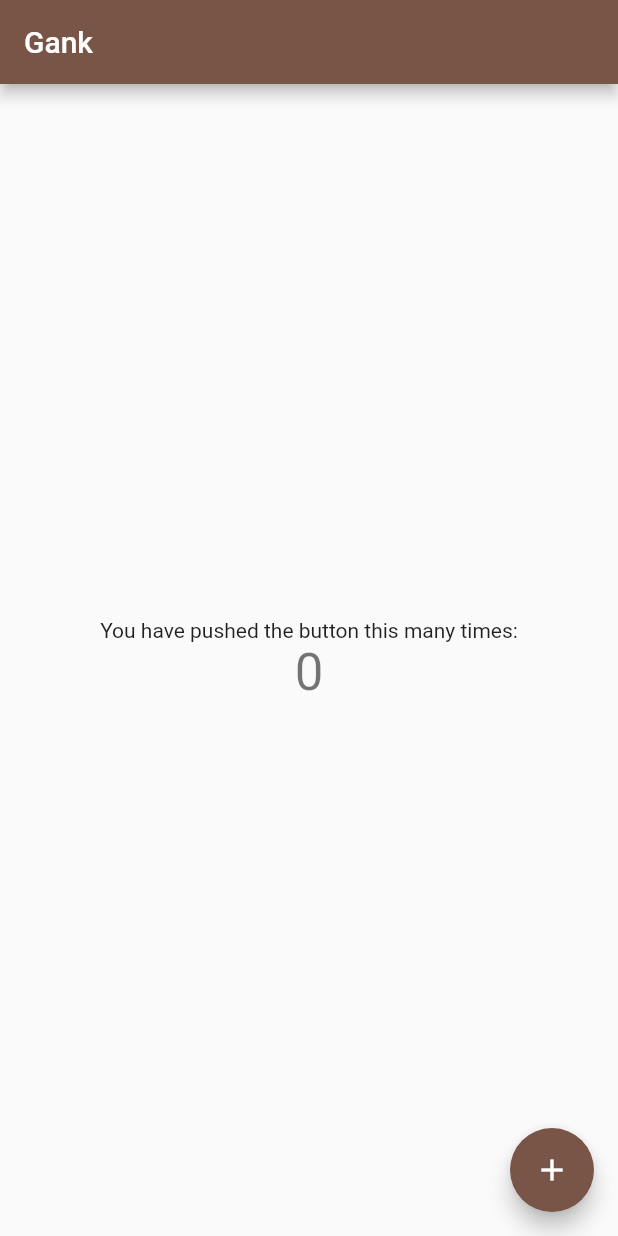
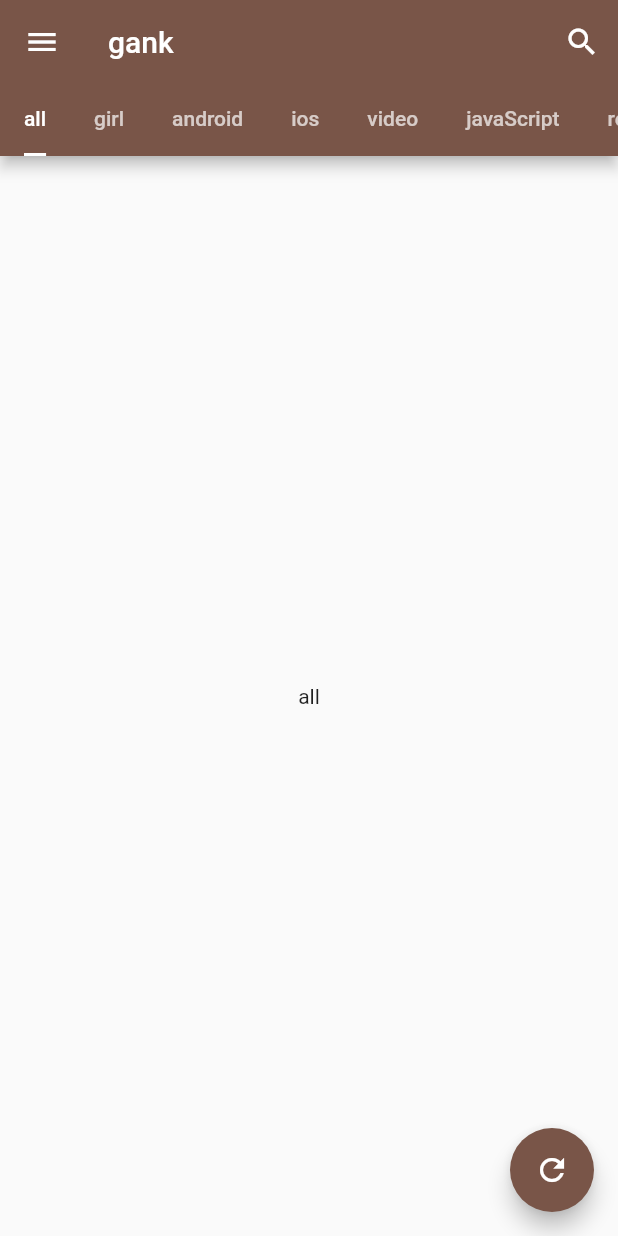
Before and after one commit to dongjunkun/flutter_gank, a Flutter app: the screen it shows after launch, on a phone screen of 412 x 824 dp. Run offline on Flutter 3.47's test engine with Material 2 defaults, Android fonts, the phone set to English and light mode, and no system bars; statements that could not run were skipped.

Commit message:
基础框架搭建

```diff
--- a/lib/main.dart
+++ b/lib/main.dart
@@ -1,109 +1,100 @@
 import 'package:flutter/material.dart';
+import 'package:gank_app/search_page.dart';
 
 void main() => runApp(new MyApp());
 
 class MyApp extends StatelessWidget {
-  // This widget is the root of your application.
   @override
   Widget build(BuildContext context) {
+    MaterialPageRoute.debugEnableFadingRoutes = true;
     return new MaterialApp(
       title: 'Gank',
       theme: new ThemeData(
-        // This is the theme of your application.
-        //
-        // Try running your application with "flutter run". You'll see the
-        // application has a blue toolbar. Then, without quitting the app, try
-        // changing the primarySwatch below to Colors.green and then invoke
-        // "hot reload" (press "r" in the console where you ran "flutter run",
-        // or press Run > Flutter Hot Reload in IntelliJ). Notice that the
-        // counter didn't reset back to zero; the application is not restarted.
         primarySwatch: Colors.brown,
       ),
-      home: new MyHomePage(title: 'Gank'),
+      initialRoute: '/',
+      routes: {
+        '/': (context) => MyHomePage(),
+        '/search': (context) => SearchPage()
+      },
     );
   }
 }
 
 class MyHomePage extends StatefulWidget {
-  MyHomePage({Key key, this.title}) : super(key: key);
-
-  // This widget is the home page of your application. It is stateful, meaning
-  // that it has a State object (defined below) that contains fields that affect
-  // how it looks.
-
-  // This class is the configuration for the state. It holds the values (in this
-  // case the title) provided by the parent (in this case the App widget) and
-  // used by the build method of the State. Fields in a Widget subclass are
-  // always marked "final".
-
-  final String title;
-
   @override
   _MyHomePageState createState() => new _MyHomePageState();
 }
 
 class _MyHomePageState extends State<MyHomePage> {
   int _counter = 0;
-
-  void _incrementCounter() {
-    setState(() {
-      // This call to setState tells the Flutter framework that something has
-      // changed in this State, which causes it to rerun the build method below
-      // so that the display can reflect the updated values. If we changed
-      // _counter without calling setState(), then the build method would not be
-      // called again, and so nothing would appear to happen.
-      _counter++;
-    });
-  }
+  GlobalKey<ScaffoldState> _globalKey = GlobalKey();
 
   @override
   Widget build(BuildContext context) {
-    // This method is rerun every time setState is called, for instance as done
-    // by the _incrementCounter method above.
-    //
-    // The Flutter framework has been optimized to make rerunning build methods
-    // fast, so that you can just rebuild anything that needs updating rather
-    // than having to individually change instances of widgets.
-    return new Scaffold(
-      appBar: new AppBar(
-        // Here we take the value from the MyHomePage object that was created by
-        // the App.build method, and use it to set our appbar title.
-        title: new Text(widget.title),
-      ),
-      body: new Center(
-        // Center is a layout widget. It takes a single child and positions it
-        // in the middle of the parent.
-        child: new Column(
-          // Column is also layout widget. It takes a list of children and
-          // arranges them vertically. By default, it sizes itself to fit its
-          // children horizontally, and tries to be as tall as its parent.
-          //
-          // Invoke "debug paint" (press "p" in the console where you ran
-          // "flutter run", or select "Toggle Debug Paint" from the Flutter tool
-          // window in IntelliJ) to see the wireframe for each widget.
-          //
-          // Column has various properties to control how it sizes itself and
-          // how it positions its children. Here we use mainAxisAlignment to
-          // center the children vertically; the main axis here is the vertical
-          // axis because Columns are vertical (the cross axis would be
-          // horizontal).
-          mainAxisAlignment: MainAxisAlignment.center,
-          children: <Widget>[
-            new Text(
-              'You have pushed the button this many times:',
-            ),
-            new Text(
-              '$_counter',
-              style: Theme.of(context).textTheme.display1,
-            ),
+    return new DefaultTabController(
+      length: 9,
+      child: new Scaffold(
+        key: _globalKey,
+        appBar: new AppBar(
+          title: new Text('gank'),
+          leading: IconButton(
+            onPressed: () {
+              setState(() {
+                _globalKey.currentState.openDrawer();
+              });
+            },
+            icon: Icon(Icons.menu),
+          ),
+          actions: <Widget>[
+            IconButton(
+              onPressed: () {
+                Navigator.pushNamed(context, SearchPage.realName);
+              },
+              icon: Icon(Icons.search),
+            )
           ],
+          bottom: TabBar(
+            isScrollable: true,
+            indicatorSize: TabBarIndicatorSize.label,
+            tabs: <Widget>[
+              Tab(text: 'all'),
+              Tab(text: 'girl'),
+              Tab(text: 'android'),
+              Tab(text: 'ios'),
+              Tab(text: 'video'),
+              Tab(text: 'javaScript'),
+              Tab(text: 'resource'),
+              Tab(text: 'app'),
+              Tab(text: 'recommend'),
+            ],
+          ),
+        ),
+        body: TabBarView(children: <Widget>[
+          new Center(child: Text('all')),
+          new Center(child: Text('girl')),
+          new Center(child: Text('android')),
+          new Center(child: Text('ios')),
+          new Center(child: Text('video')),
+          new Center(child: Text('javaScript')),
+          new Center(child: Text('resource')),
+          new Center(child: Text('app')),
+          new Center(child: Text('recommend')),
+        ]),
+        floatingActionButton: new FloatingActionButton(
+          onPressed: () {
+            var snackBar = SnackBar(content: Text('come soon'));
+            _globalKey.currentState.showSnackBar(snackBar);
+          },
+          tooltip: 'refresh',
+          child: new Icon(Icons.refresh),
+        ),
+        drawer: Container(
+          color: Colors.white,
+          height: double.infinity,
+          width: MediaQuery.of(context).size.width - 56,
         ),
       ),
-      floatingActionButton: new FloatingActionButton(
-        onPressed: _incrementCounter,
-        tooltip: 'Increment',
-        child: new Icon(Icons.add),
-      ), // This trailing comma makes auto-formatting nicer for build methods.
     );
   }
 }
--- /dev/null
+++ b/lib/search_page.dart
@@ -0,0 +1,23 @@
+import 'package:flutter/material.dart';
+
+class SearchPage extends StatefulWidget {
+  static const realName = '/search';
+
+  @override
+  _SearchPageState createState() => new _SearchPageState();
+}
+
+class _SearchPageState extends State<SearchPage> {
+  @override
+  Widget build(BuildContext context) {
+    return new Scaffold(
+      appBar: AppBar(
+        title: TextField(
+          decoration: InputDecoration(
+            hintText: 'input key word'
+          ),
+        ),
+      ),
+    );
+  }
+}
```
